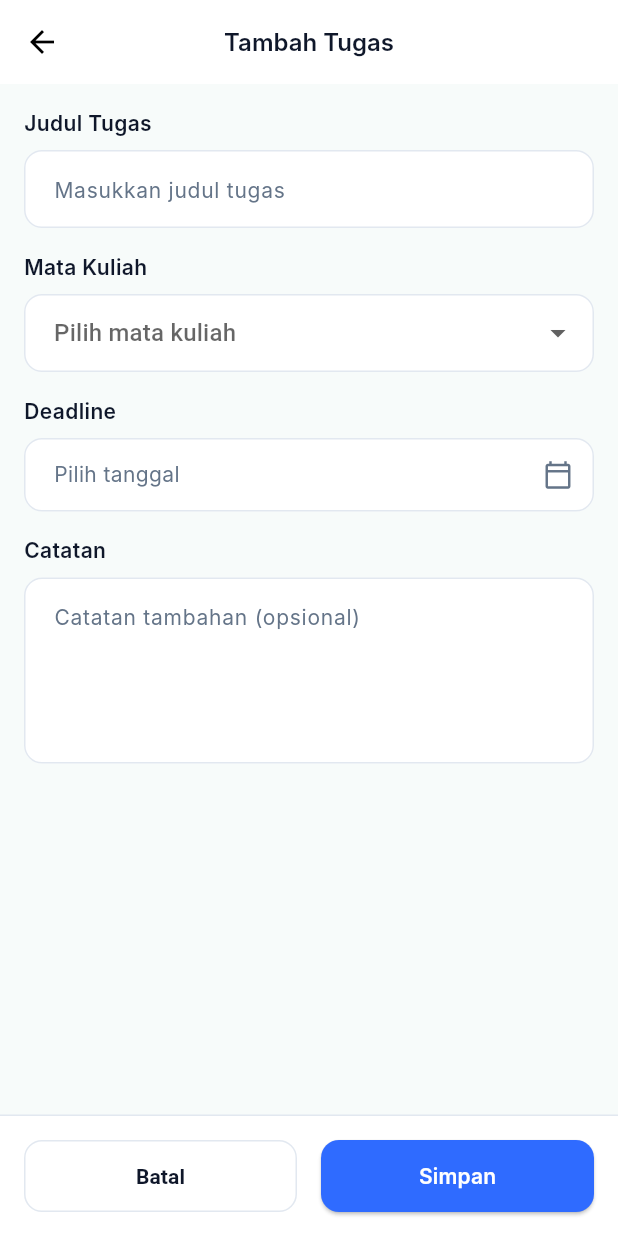
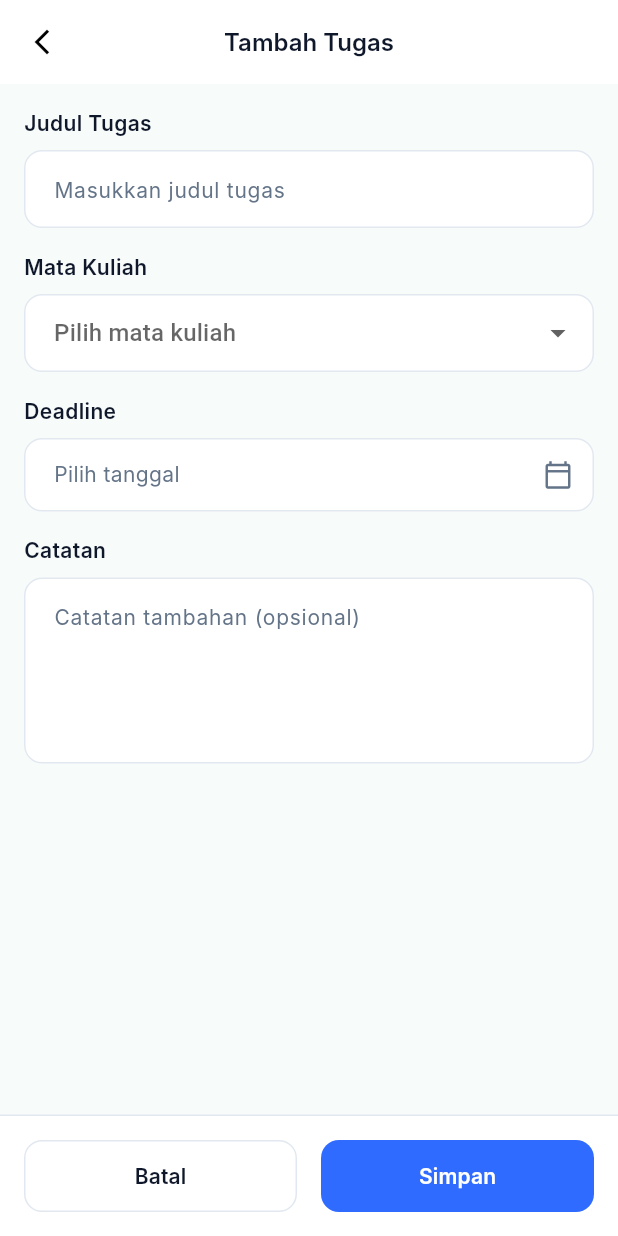
Before and after one commit to muhamadfarissss/-COTS_PPB_2311104017_M.Faris, a Flutter app: the screen it shows after launch, after a tap on "Tambah Tugas", on a phone screen of 412 x 824 dp. Run offline on Flutter 3.47's test engine with Material 3 defaults, Android fonts, the phone set to English and light mode, and no system bars; network calls fail; Roboto replaces fonts that are missing (Inter).

Commit message:
Refactor styles and improve UI components across multiple pages

```diff
--- a/lib/main.dart
+++ b/lib/main.dart
@@ -12,9 +12,7 @@ class MyApp extends StatelessWidget {
   @override
   Widget build(BuildContext context) {
     return MultiProvider(
-      providers: [
-        ChangeNotifierProvider(create: (_) => TaskController()),
-      ],
+      providers: [ChangeNotifierProvider(create: (_) => TaskController())],
       child: MaterialApp(
         title: 'COTS App',
         theme: ThemeData(
--- a/lib/presentation/pages/add_task_page.dart
+++ b/lib/presentation/pages/add_task_page.dart
@@ -6,8 +6,10 @@ import '../../../models/task.dart';
 import '../../../design_system/styles.dart';
 
 class AddTaskPage extends StatefulWidget {
+  const AddTaskPage({super.key});
+
   @override
-  _AddTaskPageState createState() => _AddTaskPageState();
+  State<AddTaskPage> createState() => _AddTaskPageState();
 }
 
 class _AddTaskPageState extends State<AddTaskPage> {
@@ -21,7 +23,7 @@ class _AddTaskPageState extends State<AddTaskPage> {
     'Pemrograman Lanjut',
     'Rekayasa Perangkat Lunak',
     'Metodologi Penelitian',
-    'UI/UX Design'
+    'UI/UX Design',
   ];
 
   @override
@@ -29,12 +31,19 @@ class _AddTaskPageState extends State<AddTaskPage> {
     return Scaffold(
       backgroundColor: AppColors.background,
       appBar: AppBar(
-        title: Text("Tambah Tugas", style: AppTextStyles.section),
+        title: Text(
+          "Tambah Tugas",
+          style: AppTextStyles.section.copyWith(fontSize: 16),
+        ),
         centerTitle: true,
         backgroundColor: Colors.white,
         elevation: 0,
         leading: IconButton(
-          icon: Icon(Icons.arrow_back, color: Colors.black),
+          icon: const Icon(
+            Icons.arrow_back_ios_new,
+            size: 20,
+            color: Colors.black,
+          ),
           onPressed: () => Navigator.pop(context),
         ),
       ),
@@ -42,7 +51,7 @@ class _AddTaskPageState extends State<AddTaskPage> {
         children: [
           Expanded(
             child: SingleChildScrollView(
-              padding: EdgeInsets.all(16),
+              padding: const EdgeInsets.all(16),
               child: Form(
                 key: _formKey,
                 child: Column(
@@ -51,22 +60,36 @@ class _AddTaskPageState extends State<AddTaskPage> {
                     _buildLabel("Judul Tugas"),
                     TextFormField(
                       controller: _titleController,
-                      decoration: _inputDecoration("Masukkan judul tugas").copyWith(
-                        errorStyle: TextStyle(color: AppColors.danger),
-                        errorBorder: OutlineInputBorder(borderRadius: BorderRadius.circular(12), borderSide: BorderSide(color: AppColors.danger)),
-                      ),
-                      validator: (val) => val!.isEmpty ? "Judul tugas wajib diisi" : null,
+                      decoration: _inputDecoration("Masukkan judul tugas")
+                          .copyWith(
+                            errorStyle: const TextStyle(
+                              color: AppColors.danger,
+                            ),
+                            errorBorder: OutlineInputBorder(
+                              borderRadius: BorderRadius.circular(12),
+                              borderSide: const BorderSide(
+                                color: AppColors.danger,
+                              ),
+                            ),
+                          ),
+                      validator: (val) =>
+                          val!.isEmpty ? "Judul tugas wajib diisi" : null,
                     ),
-                    SizedBox(height: 16),
+                    const SizedBox(height: 16),
 
                     _buildLabel("Mata Kuliah"),
                     DropdownButtonFormField<String>(
                       decoration: _inputDecoration("Pilih mata kuliah"),
-                      items: courses.map((e) => DropdownMenuItem(value: e, child: Text(e))).toList(),
+                      items: courses
+                          .map(
+                            (e) => DropdownMenuItem(value: e, child: Text(e)),
+                          )
+                          .toList(),
                       onChanged: (val) => setState(() => _selectedCourse = val),
-                      validator: (val) => val == null ? "Mata kuliah wajib dipilih" : null,
+                      validator: (val) =>
+                          val == null ? "Mata kuliah wajib dipilih" : null,
                     ),
-                    SizedBox(height: 16),
+                    const SizedBox(height: 16),
 
                     _buildLabel("Deadline"),
                     InkWell(
@@ -74,32 +97,40 @@ class _AddTaskPageState extends State<AddTaskPage> {
                         DateTime? picked = await showDatePicker(
                           context: context,
                           initialDate: DateTime.now(),
-                          firstDate: DateTime(2024),
+                          // Diubah ke 2020 agar bisa pilih tanggal lampau untuk tes "TERLAMBAT"
+                          firstDate: DateTime(2020),
                           lastDate: DateTime(2030),
                         );
-                        if (picked != null) setState(() => _selectedDate = picked);
+                        if (picked != null)
+                          setState(() => _selectedDate = picked);
                       },
                       child: InputDecorator(
                         decoration: _inputDecoration("Pilih tanggal").copyWith(
-                          suffixIcon: Icon(Icons.calendar_today_outlined, size: 20, color: AppColors.muted),
+                          suffixIcon: const Icon(
+                            Icons.calendar_today_outlined,
+                            size: 20,
+                            color: AppColors.muted,
+                          ),
                         ),
                         child: Text(
                           _selectedDate == null
-                            ? "Pilih tanggal"
-                            : DateFormat('yyyy-MM-dd').format(_selectedDate!),
+                              ? "Pilih tanggal"
+                              : DateFormat('yyyy-MM-dd').format(_selectedDate!),
                           style: _selectedDate == null
-                            ? AppTextStyles.caption.copyWith(fontSize: 14)
-                            : AppTextStyles.body,
+                              ? AppTextStyles.caption.copyWith(fontSize: 14)
+                              : AppTextStyles.body,
                         ),
                       ),
                     ),
-                    SizedBox(height: 16),
+                    const SizedBox(height: 16),
 
                     _buildLabel("Catatan"),
                     TextFormField(
                       controller: _noteController,
                       maxLines: 4,
-                      decoration: _inputDecoration("Catatan tambahan (opsional)"),
+                      decoration: _inputDecoration(
+                        "Catatan tambahan (opsional)",
+                      ),
                     ),
                   ],
                 ),
@@ -109,43 +140,81 @@ class _AddTaskPageState extends State<AddTaskPage> {
 
           // Bottom Buttons
           Container(
-            padding: EdgeInsets.all(16),
-            decoration: BoxDecoration(color: Colors.white, border: Border(top: BorderSide(color: AppColors.border))),
+            padding: const EdgeInsets.all(16),
+            decoration: const BoxDecoration(
+              color: Colors.white,
+              border: Border(top: BorderSide(color: AppColors.border)),
+            ),
             child: Row(
               children: [
                 Expanded(
                   child: OutlinedButton(
                     style: OutlinedButton.styleFrom(
-                      minimumSize: Size(0, 48),
-                      side: BorderSide(color: AppColors.border),
-                      shape: RoundedRectangleBorder(borderRadius: BorderRadius.circular(12)),
+                      minimumSize: const Size(0, 48),
+                      side: const BorderSide(color: AppColors.border),
+                      shape: RoundedRectangleBorder(
+                        borderRadius: BorderRadius.circular(12),
+                      ),
                     ),
                     onPressed: () => Navigator.pop(context),
-                    child: Text("Batal", style: TextStyle(color: AppColors.text, fontWeight: FontWeight.w600)),
+                    child: Text(
+                      "Batal",
+                      style: AppTextStyles.button.copyWith(
+                        color: AppColors.text,
+                      ),
+                    ),
                   ),
                 ),
-                SizedBox(width: 16),
+                const SizedBox(width: 16),
                 Expanded(
                   child: ElevatedButton(
                     style: ElevatedButton.styleFrom(
                       backgroundColor: AppColors.primary,
-                      minimumSize: Size(0, 48),
-                      shape: RoundedRectangleBorder(borderRadius: BorderRadius.circular(12)),
+                      minimumSize: const Size(0, 48),
+                      shape: RoundedRectangleBorder(
+                        borderRadius: BorderRadius.circular(12),
+                      ),
+                      elevation: 0,
                     ),
                     onPressed: () {
-                      if (_formKey.currentState!.validate() && _selectedCourse != null && _selectedDate != null) {
+                      if (_formKey.currentState!.validate() &&
+                          _selectedCourse != null &&
+                          _selectedDate != null) {
+                        // --- LOGIKA PENENTUAN STATUS ---
+                        // Ambil waktu sekarang (tanpa jam/menit/detik untuk perbandingan tanggal murni)
+                        final now = DateTime.now();
+                        final today = DateTime(now.year, now.month, now.day);
+                        final deadlineDate = DateTime(
+                          _selectedDate!.year,
+                          _selectedDate!.month,
+                          _selectedDate!.day,
+                        );
+
+                        // Default status berjalan
+                        String currentStatus = "BERJALAN";
+
+                        // Jika deadline lebih kecil (sebelum) hari ini, maka terlambat
+                        if (deadlineDate.isBefore(today)) {
+                          currentStatus = "TERLAMBAT";
+                        }
+                        // -------------------------------
+
                         final newTask = Task(
                           title: _titleController.text,
                           course: _selectedCourse!,
-                          deadline: DateFormat('yyyy-MM-dd').format(_selectedDate!),
-                          status: "BERJALAN",
+                          deadline: DateFormat(
+                            'yyyy-MM-dd',
+                          ).format(_selectedDate!),
+                          status: currentStatus, // Menggunakan variabel dinamis
                           note: _noteController.text,
                           isDone: false,
                         );
                         context.read<TaskController>().addTask(newTask);
                         Navigator.pop(context);
                       } else if (_selectedDate == null) {
-                         ScaffoldMessenger.of(context).showSnackBar(SnackBar(content: Text("Deadline harus diisi")));
+                        ScaffoldMessenger.of(context).showSnackBar(
+                          const SnackBar(content: Text("Deadline harus diisi")),
+                        );
                       }
                     },
                     child: Text("Simpan", style: AppTextStyles.button),
@@ -153,7 +222,7 @@ class _AddTaskPageState extends State<AddTaskPage> {
                 ),
               ],
             ),
-          )
+          ),
         ],
       ),
     );
@@ -172,10 +241,19 @@ class _AddTaskPageState extends State<AddTaskPage> {
       hintStyle: AppTextStyles.caption.copyWith(fontSize: 14),
       filled: true,
       fillColor: Colors.white,
-      contentPadding: EdgeInsets.symmetric(horizontal: 16, vertical: 14),
-      border: OutlineInputBorder(borderRadius: BorderRadius.circular(12), borderSide: BorderSide(color: AppColors.border)),
-      enabledBorder: OutlineInputBorder(borderRadius: BorderRadius.circular(12), borderSide: BorderSide(color: AppColors.border)),
-      focusedBorder: OutlineInputBorder(borderRadius: BorderRadius.circular(12), borderSide: BorderSide(color: AppColors.primary)),
+      contentPadding: const EdgeInsets.symmetric(horizontal: 16, vertical: 14),
+      border: OutlineInputBorder(
+        borderRadius: BorderRadius.circular(12),
+        borderSide: const BorderSide(color: AppColors.border),
+      ),
+      enabledBorder: OutlineInputBorder(
+        borderRadius: BorderRadius.circular(12),
+        borderSide: const BorderSide(color: AppColors.border),
+      ),
+      focusedBorder: OutlineInputBorder(
+        borderRadius: BorderRadius.circular(12),
+        borderSide: const BorderSide(color: AppColors.primary),
+      ),
     );
   }
 }
--- a/lib/presentation/pages/dashboard_page.dart
+++ b/lib/presentation/pages/dashboard_page.dart
@@ -24,7 +24,7 @@ class _DashboardPageState extends State<DashboardPage> {
     return Scaffold(
       backgroundColor: AppColors.background,
       appBar: AppBar(
-        title: Text("Beranda", style: AppTextStyles.title),
+        title: Text("Tugas Besar", style: AppTextStyles.title),
         backgroundColor: Colors.white,
         elevation: 0,
         centerTitle: false,
@@ -35,8 +35,7 @@ class _DashboardPageState extends State<DashboardPage> {
             return Center(child: CircularProgressIndicator());
           }
 
-          // Ambil 3 tugas teratas untuk dashboard
-          final displayedTasks = controller.tasks.take(3).toList();
+          final displayedTasks = controller.tasks.take(5).toList();
 
           return Column(
             children: [
@@ -46,8 +45,6 @@ class _DashboardPageState extends State<DashboardPage> {
                   child: Column(
                     crossAxisAlignment: CrossAxisAlignment.start,
                     children: [
-                      // Section Tugas Besar
-                      Text("Tugas Besar", style: AppTextStyles.title),
                       SizedBox(height: 16),
                       Row(
                         children: [
```
Also changed, not shown: lib/design_system/styles.dart (+0 -46 lines), lib/services/task_service.dart (+1 -46 lines).
